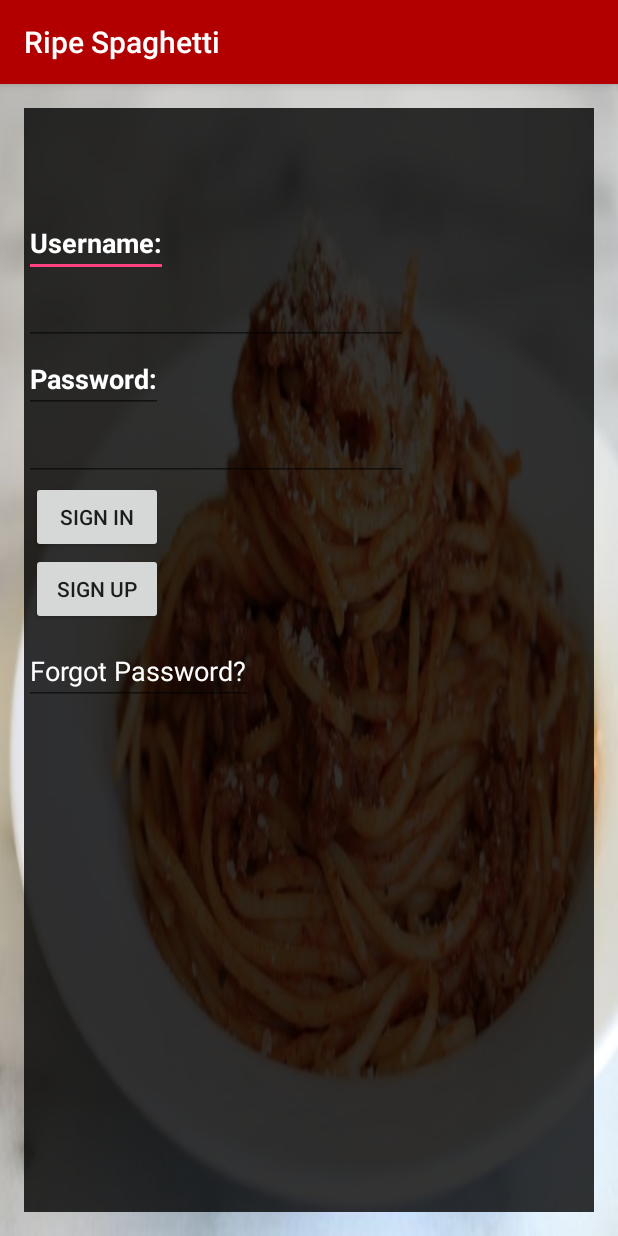
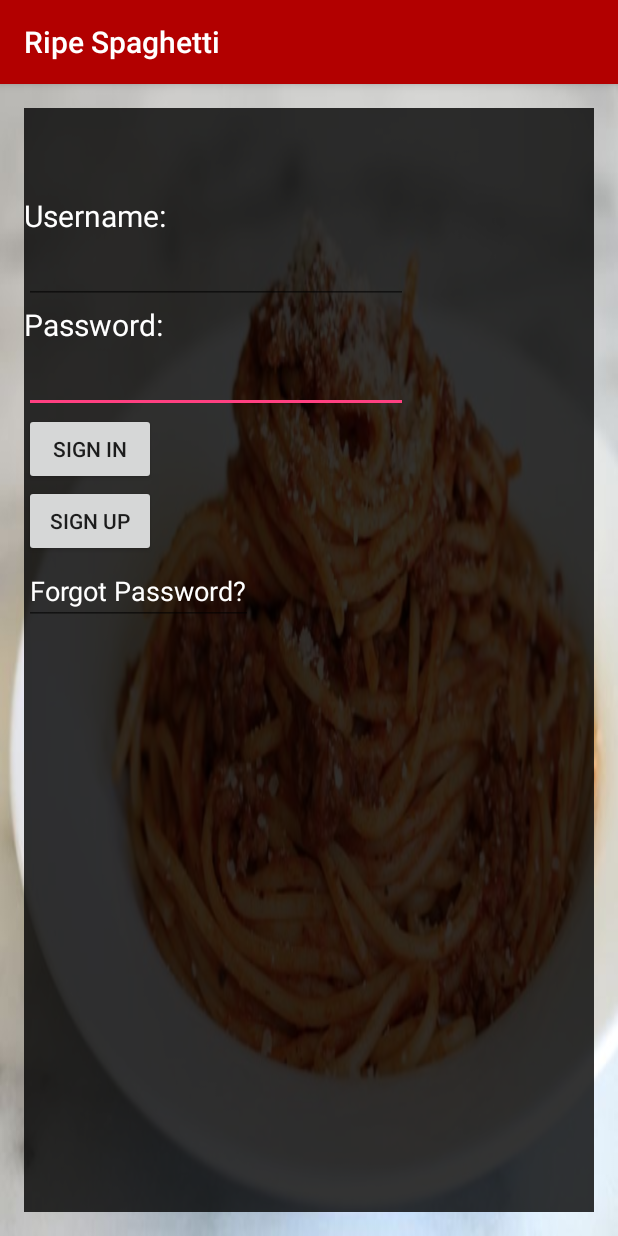
Before and after one commit to lbenitez1/RipeSpaghetti, an Android app: the screen it shows after launch (MainActivity before the commit, LoginActivity after it), on a phone screen of 412 x 824 dp. Run offline under Robolectric (Android 15) with nearby library versions, the phone set to English and light mode, and no system bars; our stand-ins replace Volley.

Commit message:
login functions

```diff
--- a/app/src/main/AndroidManifest.xml
+++ b/app/src/main/AndroidManifest.xml
@@ -8,7 +8,7 @@
         android:label="@string/app_name"
         android:supportsRtl="true"
         android:theme="@style/AppTheme">
-        <activity android:name=".MainActivity">
+        <activity android:name=".LoginActivity">
             <intent-filter>
                 <action android:name="android.intent.action.MAIN" />
 
--- a/app/src/main/java/com/leonardobenitez/leonardobenitez/ripespaghetti/MainActivity.java
+++ /dev/null
@@ -1,38 +0,0 @@
-package com.leonardobenitez.leonardobenitez.ripespaghetti;
-
-import android.content.Intent;
-import android.support.v7.app.AppCompatActivity;
-import android.os.Bundle;
-import android.util.Log;
-import android.view.View;
-import android.widget.EditText;
-
-public class MainActivity extends AppCompatActivity {
-    public String username;
-    private String password;
-    @Override
-    protected void onCreate(Bundle savedInstanceState) {
-        super.onCreate(savedInstanceState);
-        setContentView(R.layout.activity_main);
-        Log.d("MyApp","I am here");
-        }
-    public void signUpButton(View v){
-        //do something
-        Intent register = new Intent(getApplicationContext(),RegisterActivity.class);
-        startActivity(register);
-    }
-    public void loginButton(View v){
-        //do something
-        username = ((EditText)findViewById(R.id.usernameField)).getText().toString();
-        password = ((EditText)findViewById(R.id.passwordField)).getText().toString();
-        if(password.equals(username)) {
-            Intent login = new Intent(getApplicationContext(), UserActivity.class);
-            startActivity(login);
-        }
-    }
-    public void forgotPassWordButton(View v){
-        //do something
-        Intent forgot = new Intent(getApplicationContext(),RegisterActivity.class);
-        startActivity(forgot);
-    }
-}
--- a/app/src/main/java/com/leonardobenitez/leonardobenitez/ripespaghetti/RegisterActivity.java
+++ b/app/src/main/java/com/leonardobenitez/leonardobenitez/ripespaghetti/RegisterActivity.java
@@ -22,8 +22,8 @@ public class RegisterActivity extends AppCompatActivity {
     }
     public void registerUserButton(View v) {
         final String username = ((EditText)findViewById(R.id.userNameText)).getText().toString();
-        final String cell = ((EditText)findViewById(R.id.passWordText)).getText().toString();
-        final String password = ((EditText)findViewById(R.id.cellNumberText)).getText().toString();
+        final String cell = ((EditText)findViewById(R.id.cellText)).getText().toString();
+        final String password = ((EditText)findViewById(R.id.passWordText)).getText().toString();
         Response.Listener<String> response = new Response.Listener<String>(){
             @Override
             public void onResponse(String response){
@@ -31,7 +31,7 @@ public class RegisterActivity extends AppCompatActivity {
                     JSONObject jsonResponse = new JSONObject(response);
                     boolean success = jsonResponse.getBoolean("success");
                     if(success){
-                        Intent intent = new Intent(RegisterActivity.this, MainActivity.class);
+                        Intent intent = new Intent(RegisterActivity.this, LoginActivity.class);
                         RegisterActivity.this.startActivity(intent);
                     }
                     else{
--- a/app/src/main/res/layout/activity_main.xml
+++ b/app/src/main/res/layout/activity_main.xml
@@ -9,7 +9,7 @@
     android:paddingRight="@dimen/activity_horizontal_margin"
     android:paddingTop="@dimen/activity_vertical_margin"
     android:background="@drawable/spaghetti"
-    tools:context="com.leonardobenitez.leonardobenitez.ripespaghetti.MainActivity">
+    tools:context=".LoginActivity">
 
     <Gallery
         android:layout_width="wrap_content"
@@ -26,24 +26,11 @@
     <EditText
         android:layout_width="wrap_content"
         android:layout_height="wrap_content"
-        android:id="@+id/userNameText"
-        android:text="Username:"
-        android:textStyle="bold"
-        android:textColor="#fff"
-        android:layout_marginTop="67dp"
-        android:layout_alignParentTop="true"
-        android:layout_alignParentLeft="true"
-        android:layout_alignParentStart="true"
-        android:editable="false" />
-
-    <EditText
-        android:layout_width="wrap_content"
-        android:layout_height="wrap_content"
         android:inputType="textPassword"
         android:textColor="#fff"
         android:ems="12"
         android:id="@+id/passwordField"
-        android:layout_below="@+id/cellNumberText"
+        android:layout_below="@+id/passwordLabel"
         android:layout_alignParentLeft="true"
         android:layout_alignParentStart="true" />
 
@@ -54,18 +41,7 @@
         android:ems="12"
         android:textColor="#fff"
         android:id="@+id/usernameField"
-        android:layout_below="@+id/userNameText"
-        android:layout_alignParentLeft="true"
-        android:layout_alignParentStart="true" />
-
-    <EditText
-        android:layout_width="wrap_content"
-        android:layout_height="wrap_content"
-        android:id="@+id/cellNumberText"
-        android:text="Password:"
-        android:textStyle="bold"
-        android:textColor="#fff"
-        android:layout_below="@+id/usernameField"
+        android:layout_below="@+id/usernameLabel"
         android:layout_alignParentLeft="true"
         android:layout_alignParentStart="true" />
 
@@ -75,9 +51,9 @@
         android:text="Sign In"
         android:id="@+id/loginButton"
         android:clickable="true"
+        android:onClick="loginButton"
         android:layout_below="@+id/passwordField"
-        android:layout_alignRight="@+id/cellNumberText"
-        android:onClick="loginButton" />
+        android:layout_alignParentLeft="true" />
 
     <EditText
         android:layout_width="wrap_content"
@@ -85,12 +61,11 @@
         android:id="@+id/forgotPassWordLink"
         android:text="Forgot Password?"
         android:textColor="#fff"
-        android:layout_below="@+id/loginButton"
-        android:layout_alignParentLeft="true"
+        android:onClick="forgotPassWordButton"
+        android:clickable="true"
         android:layout_alignParentStart="true"
-        android:layout_marginTop="56dp"
-        android:onClick="forgotPassWordButton"
-        android:clickable="true" />
+        android:layout_below="@+id/singUpButton"
+        android:layout_alignParentLeft="true" />
 
     <Button
         android:layout_width="wrap_content"
@@ -100,7 +75,29 @@
         android:clickable="true"
         android:onClick="signUpButton"
         android:layout_below="@+id/loginButton"
-        android:layout_alignLeft="@+id/loginButton"
-        android:layout_alignStart="@+id/loginButton" />
+        android:layout_alignParentLeft="true" />
+
+    <TextView
+        android:layout_width="wrap_content"
+        android:layout_height="wrap_content"
+        android:text="Username:"
+        android:id="@+id/usernameLabel"
+        android:layout_alignTop="@+id/gallery"
+        android:layout_alignParentLeft="true"
+        android:layout_alignParentStart="true"
+        android:layout_marginTop="58dp"
+        android:textColor="#fff"
+        android:textSize="20dp" />
+
+    <TextView
+        android:layout_width="wrap_content"
+        android:layout_height="wrap_content"
+        android:text="Password:"
+        android:id="@+id/passwordLabel"
+        android:textColor="#fff"
+        android:textSize="20dp"
+        android:layout_below="@+id/usernameField"
+        android:layout_alignParentLeft="true"
+        android:layout_alignParentStart="true" />
 
 </RelativeLayout>
```
Also changed, not shown: app/src/main/java/com/leonardobenitez/leonardobenitez/ripespaghetti/LoginActivity.java (added, +70 -0 lines), app/src/main/java/com/leonardobenitez/leonardobenitez/ripespaghetti/LoginRequest.java (added, +26 -0 lines), app/src/main/java/com/leonardobenitez/leonardobenitez/ripespaghetti/UserActivity.java (+14 -0 lines), app/src/main/res/layout/activity_register.xml (+23 -25 lines), app/src/main/res/layout/activity_user.xml (+5 -4 lines).
